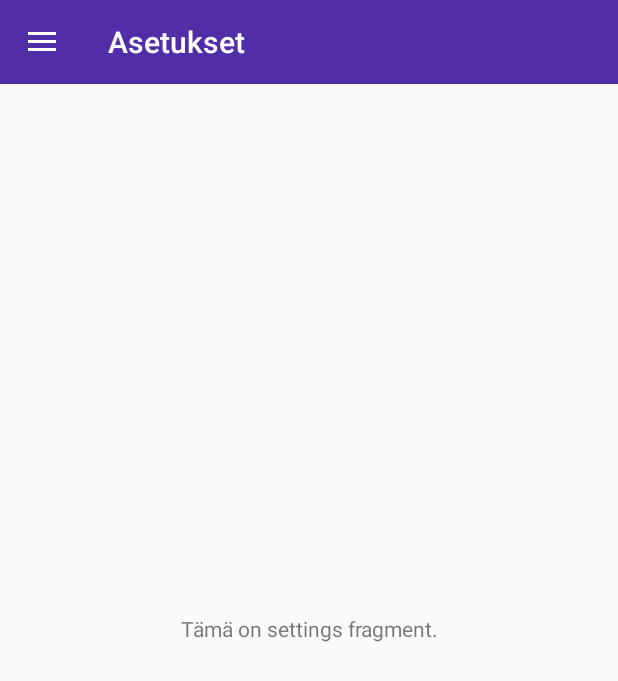
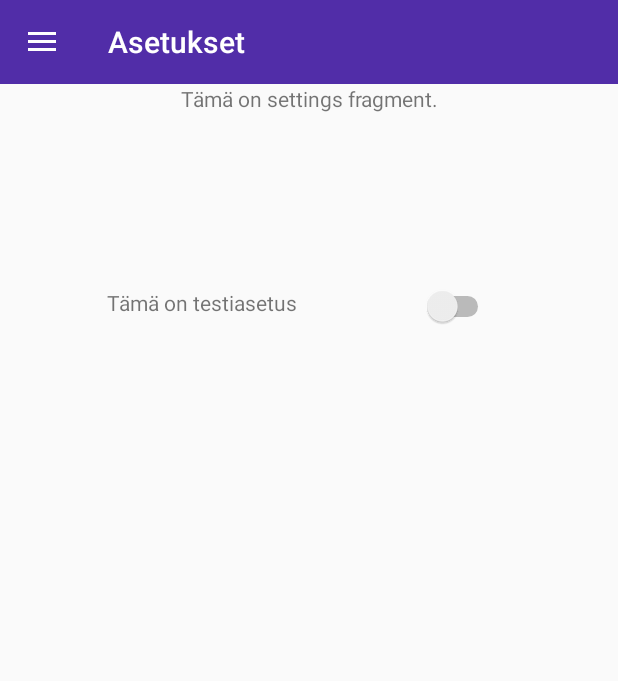
Before and after one commit to Reggie421/OlioProjekti, an Android app: the screen it shows after launch (MainActivity), in the side drawer, after a tap on "Asetukset", on a phone screen of 412 x 824 dp. Shown: the top 681 px of the screen. Run offline under Robolectric (Android 15) with nearby library versions, the phone set to English and light mode, and no system bars.

Commit message:
Favourit-fragment korjattu. Werneri

```diff
--- a/app/src/main/java/com/example/sdidebartesti/MainActivity.java
+++ b/app/src/main/java/com/example/sdidebartesti/MainActivity.java
@@ -69,7 +69,7 @@ public class MainActivity extends AppCompatActivity {
             }
         });
     }
-
+//This method runs the wanted fragments from the selection of the side bar.
     public void selectDrawerItem(MenuItem item){
         Fragment fragment = null;
         Class fragmentClass;
@@ -85,6 +85,9 @@ public class MainActivity extends AppCompatActivity {
                 break;
             case R.id.personsearch:
                 fragmentClass = PersonSearchFragment.class;
+                break;
+            case R.id.favorites:
+                fragmentClass = FavoriteFragment.class;
                 break;
             default:
                 fragmentClass = HomeFragment.class;
--- a/app/src/main/res/layout/fragment_favorite.xml
+++ b/app/src/main/res/layout/fragment_favorite.xml
@@ -11,15 +11,16 @@
         android:layout_height="match_parent">
 
         <TextView
-            android:layout_width="248dp"
-            android:layout_height="62dp"
+            android:layout_width="0dp"
+            android:layout_height="wrap_content"
             android:layout_gravity="center|top"
             android:text="Tämä on favorite fragment. "
             android:textAlignment="center"
             app:layout_constraintBottom_toBottomOf="parent"
             app:layout_constraintEnd_toEndOf="parent"
             app:layout_constraintStart_toStartOf="parent"
-            app:layout_constraintTop_toTopOf="parent" />
+            app:layout_constraintTop_toTopOf="parent"
+            app:layout_constraintVertical_bias="0.0" />
     </androidx.constraintlayout.widget.ConstraintLayout>
 
 </FrameLayout>
--- a/app/src/main/res/layout/fragment_settings.xml
+++ b/app/src/main/res/layout/fragment_settings.xml
@@ -11,15 +11,39 @@
         android:layout_height="match_parent">
 
         <TextView
-            android:layout_width="248dp"
-            android:layout_height="62dp"
+            android:id="@+id/textView5"
+            android:layout_width="0dp"
+            android:layout_height="wrap_content"
             android:layout_gravity="center|top"
             android:text="Tämä on settings fragment."
             android:textAlignment="center"
             app:layout_constraintBottom_toBottomOf="parent"
             app:layout_constraintEnd_toEndOf="parent"
             app:layout_constraintStart_toStartOf="parent"
-            app:layout_constraintTop_toTopOf="parent" />
+            app:layout_constraintTop_toTopOf="parent"
+            app:layout_constraintVertical_bias="0.0" />
+
+        <TextView
+            android:id="@+id/textView4"
+            android:layout_width="wrap_content"
+            android:layout_height="wrap_content"
+            android:text="Tämä on testiasetus"
+            app:layout_constraintBottom_toBottomOf="parent"
+            app:layout_constraintEnd_toEndOf="parent"
+            app:layout_constraintHorizontal_bias="0.25"
+            app:layout_constraintStart_toStartOf="parent"
+            app:layout_constraintTop_toBottomOf="@+id/textView5"
+            app:layout_constraintVertical_bias="0.16000003" />
+
+        <Switch
+            android:id="@+id/switch1"
+            android:layout_width="wrap_content"
+            android:layout_height="wrap_content"
+            app:layout_constraintBottom_toBottomOf="parent"
+            app:layout_constraintEnd_toEndOf="parent"
+            app:layout_constraintStart_toEndOf="@+id/textView4"
+            app:layout_constraintTop_toBottomOf="@+id/textView5"
+            app:layout_constraintVertical_bias="0.16000003" />
 
     </androidx.constraintlayout.widget.ConstraintLayout>
 
```
